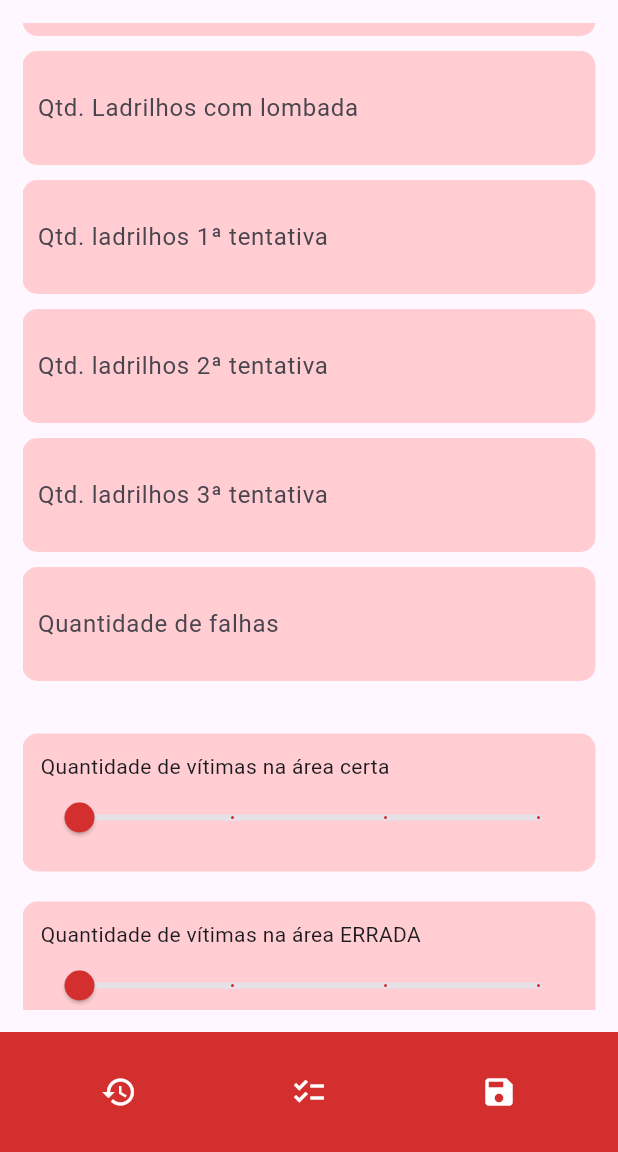
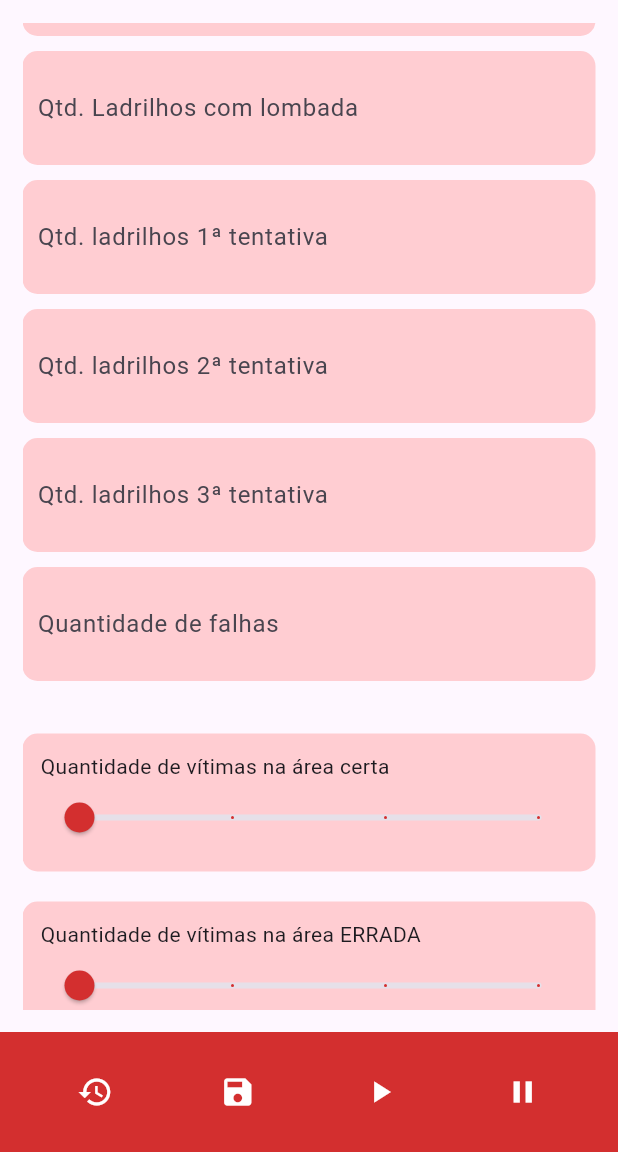
Before and after one commit to DeividFilho/Obr_scorer, a Flutter app: the screen it shows after launch, scrolled down 576 dp, after a tap on the "save" icon, on a phone screen of 412 x 824 dp, the part 84-1236 px from its top. Run offline on Flutter 3.47's test engine with Material 3 defaults, Android fonts, the phone set to English and light mode, and no system bars; our stand-ins replace shared_preferences.

Commit message:
V1
Versão oficial

```diff
--- a/lib/main.dart
+++ b/lib/main.dart
@@ -1,5 +1,7 @@
 import 'dart:async';
+import 'dart:convert'; // Para jsonEncode / jsonDecode
 import 'package:flutter/material.dart';
+import 'package:shared_preferences/shared_preferences.dart'; // SharedPreferences
 
 void main() {
   runApp(const MyApp1());
@@ -24,12 +26,26 @@ double vitima(double a) {
 
 // lista global
 List<Map<String, dynamic>> historicoResultados = [];
-void salvarResultado(int pontos, int tempo) {
+
+// Salvar resultado e persistir localmente
+Future<void> salvarResultado(int pontos, int tempo) async {
   historicoResultados.add({
     'pontos': pontos,
     'tempo': tempo,
-    'data': DateTime.now(),
+    'data': DateTime.now().toString(),
   });
+  final prefs = await SharedPreferences.getInstance();
+  prefs.setString('historico', jsonEncode(historicoResultados));
+}
+
+// Carregar histórico do dispositivo
+Future<void> carregarHistorico() async {
+  final prefs = await SharedPreferences.getInstance();
+  String? jsonString = prefs.getString('historico');
+  if (jsonString != null) {
+    List<dynamic> jsonList = jsonDecode(jsonString);
+    historicoResultados = jsonList.cast<Map<String, dynamic>>();
+  }
 }
 
 class MyApp1 extends StatelessWidget {
@@ -75,6 +91,12 @@ class _HomePageState extends State<HomePage> {
   List.generate(8, (_) => TextEditingController());
 
   @override
+  void initState() {
+    super.initState();
+    carregarHistorico(); // Carregar histórico ao iniciar o app
+  }
+
+  @override
   Widget build(BuildContext context) {
     // Cálculo do total
     int baseTotal = gangorra +
@@ -106,9 +128,11 @@ class _HomePageState extends State<HomePage> {
               const Text("OBR SCORER",
                   style: TextStyle(fontSize: 20, fontWeight: FontWeight.bold)),
               Text("⏲️ ${formatTime(timer)}",
-                  style: const TextStyle(fontSize: 25, fontWeight: FontWeight.bold)),
+                  style:
+                  const TextStyle(fontSize: 25, fontWeight: FontWeight.bold)),
               Text(" $total1 Pts",
-                  style: const TextStyle(fontSize: 25, fontWeight: FontWeight.bold)),
+                  style:
+                  const TextStyle(fontSize: 25, fontWeight: FontWeight.bold)),
             ],
           ),
         ),
@@ -138,43 +162,35 @@ class _HomePageState extends State<HomePage> {
                 blocoCampo(
                     "Qtd. ladrilhos com gaps",
                     controllers[0],
-                        (v) =>
-                        setState(() => gaps = 10 * (int.tryParse(v) ?? 0))),
+                        (v) => setState(() => gaps = 10 * (int.tryParse(v) ?? 0))),
                 blocoCampo(
                     "Qtd. Gangorras",
                     controllers[1],
-                        (v) =>
-                        setState(() => gangorra = 20 * (int.tryParse(v) ?? 0))),
+                        (v) => setState(() => gangorra = 20 * (int.tryParse(v) ?? 0))),
                 blocoCampo(
                     "Qtd. Interseções ou Becos",
                     controllers[2],
-                        (v) =>
-                        setState(() => intersecao = 10 * (int.tryParse(v) ?? 0))),
+                        (v) => setState(() => intersecao = 10 * (int.tryParse(v) ?? 0))),
                 blocoCampo(
                     "Qtd. Obstáculos",
                     controllers[3],
-                        (v) =>
-                        setState(() => obstaculo = 20 * (int.tryParse(v) ?? 0))),
+                        (v) => setState(() => obstaculo = 20 * (int.tryParse(v) ?? 0))),
                 blocoCampo(
                     "Qtd. Ladrilhos com rampa",
                     controllers[4],
-                        (v) =>
-                        setState(() => rampa = 10 * (int.tryParse(v) ?? 0))),
+                        (v) => setState(() => rampa = 10 * (int.tryParse(v) ?? 0))),
                 blocoCampo(
                     "Qtd. Ladrilhos com lombada",
                     controllers[5],
-                        (v) =>
-                        setState(() => lombadas = 10 * (int.tryParse(v) ?? 0))),
+                        (v) => setState(() => lombadas = 10 * (int.tryParse(v) ?? 0))),
                 blocoCampo(
                     "Qtd. ladrilhos 1ª tentativa",
                     controllers[6],
-                        (v) =>
-                        setState(() => ladrilhoP = 5 * (int.tryParse(v) ?? 0))),
+                        (v) => setState(() => ladrilhoP = 5 * (int.tryParse(v) ?? 0))),
                 blocoCampo(
                     "Qtd. ladrilhos 2ª tentativa",
                     controllers[7],
-                        (v) =>
-                        setState(() => ladrilhoS = 3 * (int.tryParse(v) ?? 0))),
+                        (v) => setState(() => ladrilhoS = 3 * (int.tryParse(v) ?? 0))),
                 blocoCampo(
                     "Qtd. ladrilhos 3ª tentativa",
                     TextEditingController(),
@@ -210,14 +226,6 @@ class _HomePageState extends State<HomePage> {
                 Row(
                   mainAxisAlignment: MainAxisAlignment.spaceAround,
                   children: [
-                    botao("Iniciar Timer", Colors.green, () {
-                      cronometro?.cancel();
-                      setState(() => timer = 0);
-                      cronometro = Timer.periodic(const Duration(seconds: 1), (t) {
-                        if (timer < 300) setState(() => timer++);
-                        else t.cancel();
-                      });
-                    }),
                     botao("Reset Timer", Colors.red, () {
                       cronometro?.cancel();
                       setState(() => timer = 0);
@@ -230,16 +238,19 @@ class _HomePageState extends State<HomePage> {
                         ladrilhoum = ladrilhodois = false;
                         bonusExtra = bonusExtra2 = 0;
                         vitimacerta = vitimaerrada = 1;
-                        for (var c in controllers) c.clear();
+                        for (var c in controllers) {
+                          c.clear();
+                        }
                       });
                     }),
                   ],
                 ),
+
+                Center(child: Text("Inspiração e apoio: Murilo Barreto e FLL SCORER"))
               ],
             ),
           ),
         ),
-
 
         bottomNavigationBar: BottomAppBar(
           color: Colors.red.shade700,
@@ -257,19 +268,34 @@ class _HomePageState extends State<HomePage> {
                 },
               ),
               IconButton(
-                icon: const Icon(Icons.checklist),
-                color: Colors.white,
-                onPressed: () {},
-              ),
-              IconButton(
                 icon: const Icon(Icons.save),
                 color: Colors.white,
-                onPressed: () {
-                  salvarResultado(total1, timer);
+                onPressed: () async {
+                  await salvarResultado(total1, timer);
                   ScaffoldMessenger.of(context).showSnackBar(
                       const SnackBar(content: Text("Resultado salvo!")));
+                },),
+                IconButton(
+                  icon: const Icon(Icons.play_arrow),
+                  color: Colors.white,
+                  onPressed: () async {
+                    cronometro?.cancel();
+                    setState(() => timer = 0);
+                    cronometro = Timer.periodic(const Duration(seconds: 1), (t) {
+                      if (timer < 300) setState(() => timer++);
+                      else t.cancel();
+                    });
+
+                  },),
+              IconButton(
+                icon: const Icon(Icons.pause), // Ícone de pause
+                color: Colors.white,
+                onPressed: () {
+                  cronometro?.cancel(); // Pausa o timer
                 },
               ),
+
+
             ],
           ),
         ),
--- a/pubspec.yaml
+++ b/pubspec.yaml
@@ -16,6 +16,7 @@ environment:
 dependencies:
   flutter:
     sdk: flutter
+  shared_preferences: ^2.1.1
 
   # The following adds the Cupertino Icons font to your application.
   # Use with the CupertinoIcons class for iOS style icons.
```
Also changed, not shown: pubspec.lock, 1 other file.
